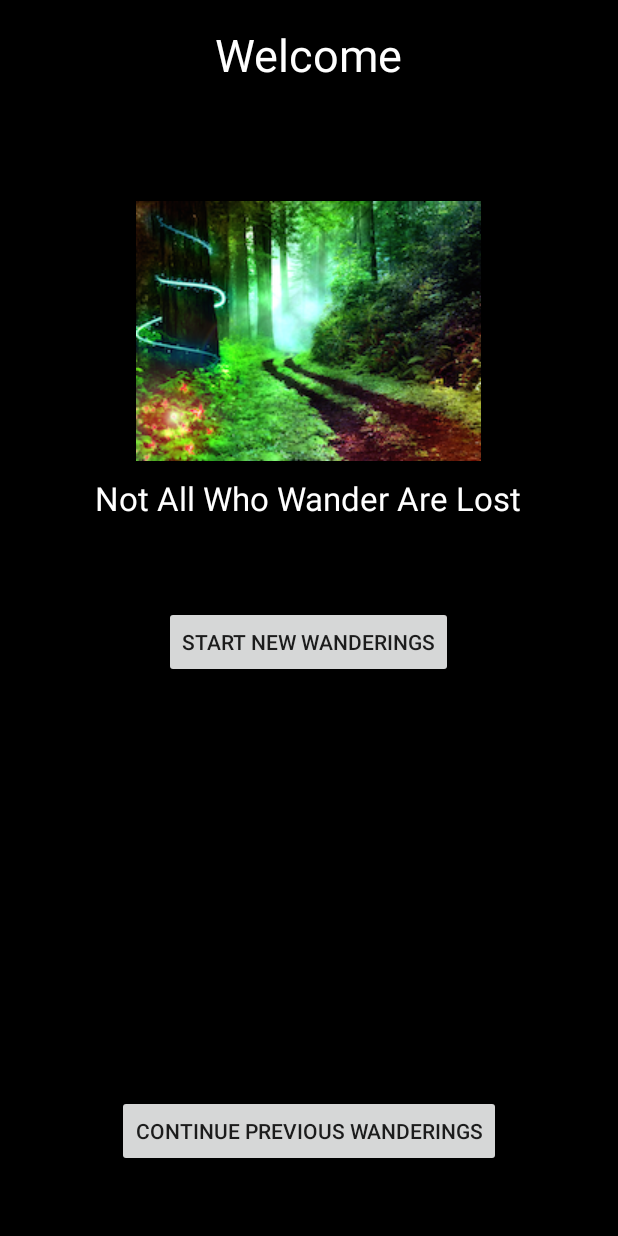
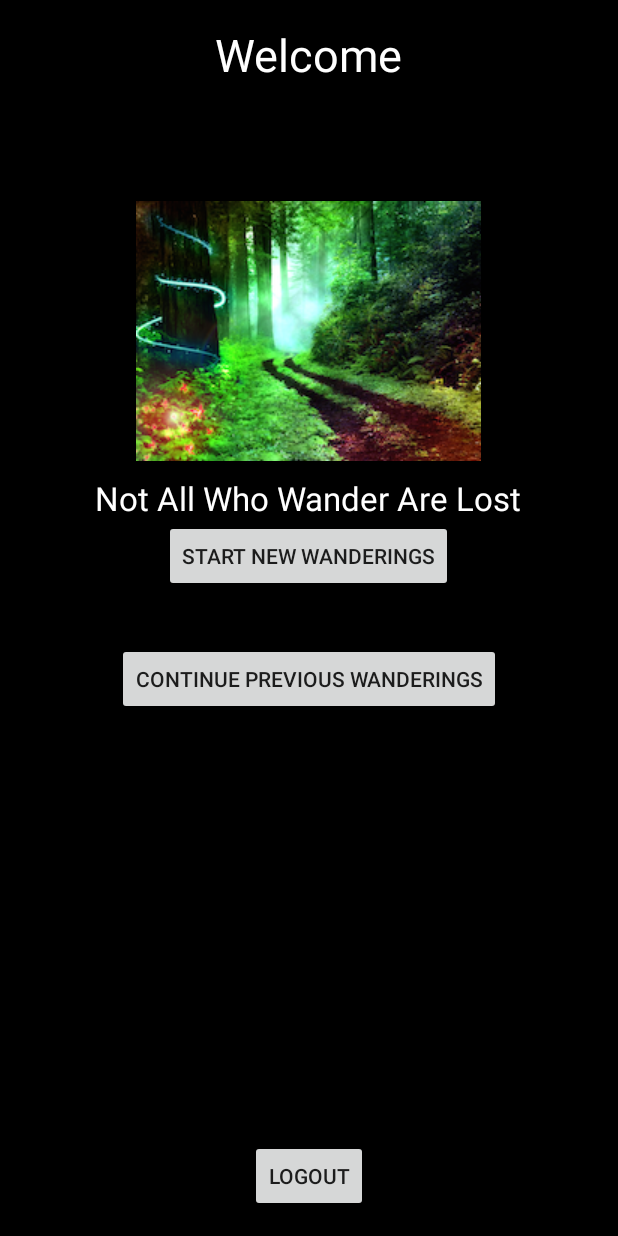
Before and after one commit to Aimee9/Android_SeekingOakhorn, an Android app: the MainActivity screen opened directly, with no data from a screen before it, on a phone screen of 412 x 824 dp. Run offline under Robolectric (Android 15) with nearby library versions, the phone set to English and light mode, and no system bars; libraries missing offline, so code that uses them is left out: com.activeandroid, com.activeandroid.annotation, com.activeandroid.query; 2 statements that could not run were skipped.

Commit message:
Successfully logout user

```diff
--- a/app/src/main/java/com/epicodus/seekingoakhorn/ui/MainActivity.java
+++ b/app/src/main/java/com/epicodus/seekingoakhorn/ui/MainActivity.java
@@ -5,6 +5,8 @@ import android.content.Intent;
 import android.content.SharedPreferences;
 import android.support.v7.app.AppCompatActivity;
 import android.os.Bundle;
+import android.view.View;
+import android.widget.Button;
 import android.widget.TextView;
 
 import com.epicodus.seekingoakhorn.R;
@@ -15,6 +17,7 @@ public class MainActivity extends AppCompatActivity {
     private SharedPreferences mPreferences;
     private User mUser;
     private TextView mUserName;
+    private Button mLogoutButton;
 
     @Override
     protected void onCreate(Bundle savedInstanceState) {
@@ -23,6 +26,7 @@ public class MainActivity extends AppCompatActivity {
 
     mPreferences = getApplicationContext().getSharedPreferences("SeekingOakhorn", Context.MODE_PRIVATE);
     mUserName = (TextView)findViewById(R.id.userNameText);
+    mLogoutButton = (Button)findViewById(R.id.logoutButton);
 
 
         if (!isRegistered()) {
@@ -50,7 +54,17 @@ public class MainActivity extends AppCompatActivity {
             mUserName.setText(username);
             mUser.save();
         }
+
+        mLogoutButton.setOnClickListener(new View.OnClickListener() {
+            @Override
+            public void onClick(View v) {
+                SharedPreferences preferences = getSharedPreferences("SeekingOakhorn", Context.MODE_PRIVATE);
+                SharedPreferences.Editor editor = preferences.edit();
+                editor.clear();
+                editor.commit();
+                finish();
+            }
+        });
     }
 
-
 }
--- a/app/src/main/res/layout/activity_main.xml
+++ b/app/src/main/res/layout/activity_main.xml
@@ -14,9 +14,9 @@
         android:layout_height="wrap_content"
         android:text="Continue Previous Wanderings"
         android:id="@+id/savedGameButton"
-        android:layout_alignParentBottom="true"
+        android:layout_below="@+id/newButton"
         android:layout_centerHorizontal="true"
-        android:layout_marginBottom="30dp"/>
+        android:layout_marginTop="34dp"/>
 
     <TextView
         android:layout_width="wrap_content"
@@ -64,7 +64,15 @@
         android:text="Start New Wanderings"
         android:id="@+id/newButton"
         android:layout_below="@+id/introText"
-        android:layout_centerHorizontal="true"
-        android:layout_marginTop="57dp"/>
+        android:layout_centerHorizontal="true"/>
+
+    <Button
+        style="?android:attr/buttonStyleSmall"
+        android:layout_width="wrap_content"
+        android:layout_height="wrap_content"
+        android:text="Logout"
+        android:id="@+id/logoutButton"
+        android:layout_alignParentBottom="true"
+        android:layout_centerHorizontal="true"/>
 
 </RelativeLayout>
```
